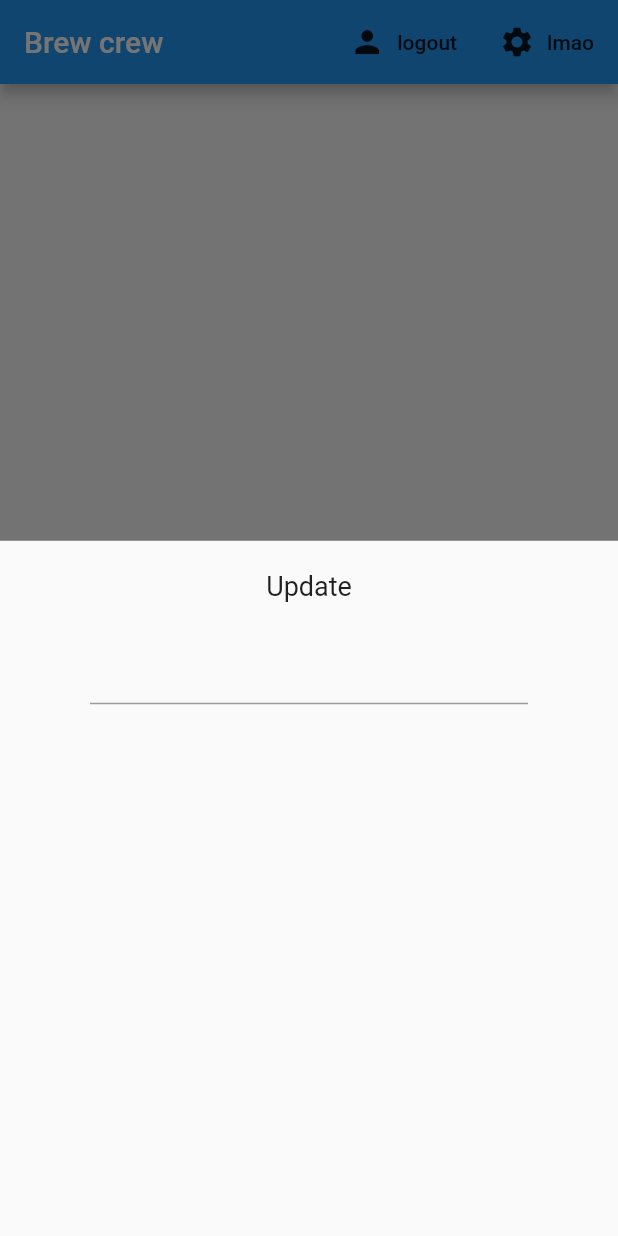
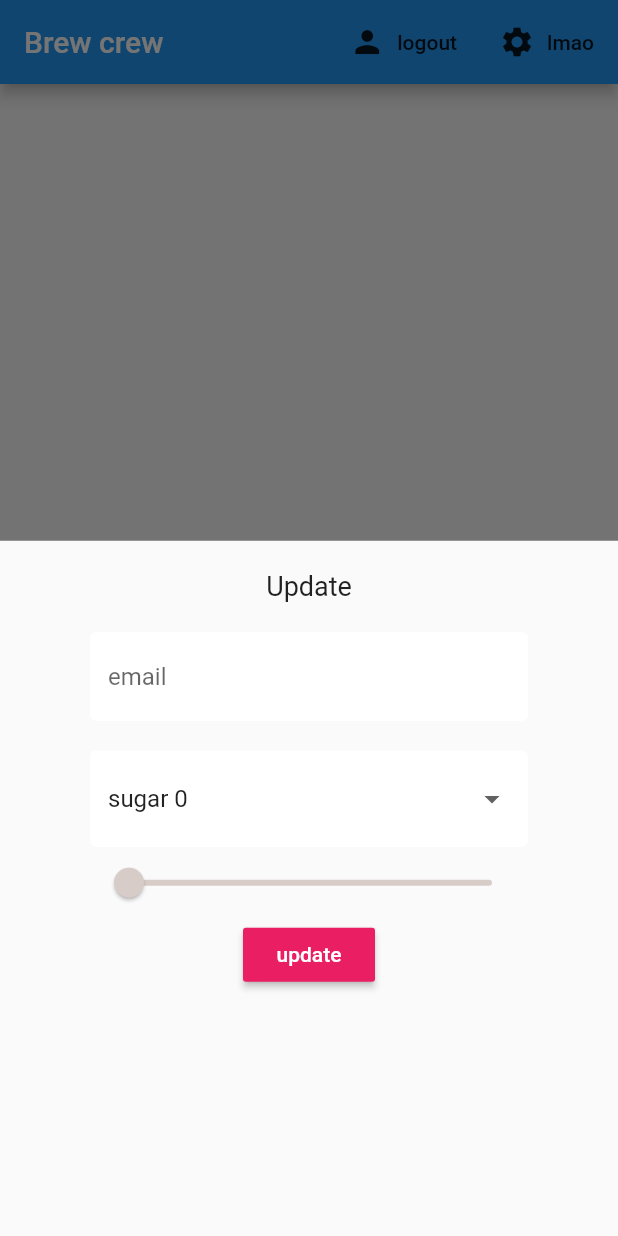
Before and after one commit to sonuishaq67/netninjafirebase, a Flutter app: the screen it shows once a user with an empty profile is signed in, after a tap on "lmao", on a phone screen of 412 x 824 dp. Run offline on Flutter 3.47's test engine with Material 2 defaults, Android fonts, the light colour scheme and no system bars; our stand-ins replace cloud_firestore, firebase_auth, firebase_core, flutter_spinkit; accounts and stored records are empty.

Commit message:
Tuesday 25 August 2020 06:34:16 PM IST

```diff
--- a/lib/screens/home/settings_form.dart
+++ b/lib/screens/home/settings_form.dart
@@ -23,6 +23,62 @@ class _SettingsFormState extends State<SettingsForm> {
           ),
           SizedBox(height: 20),
           TextFormField(
+            decoration: InputDecoration(
+              hintText: 'email',
+              fillColor: Colors.white,
+              filled: true,
+              enabledBorder: OutlineInputBorder(
+                borderSide: BorderSide(color: Colors.white, width: 2.0),
+              ),
+              focusedBorder: OutlineInputBorder(
+                  borderSide: BorderSide(color: Colors.pink, width: 2.0)),
+            ),
+            validator: (val) => val.isEmpty ? 'Please enter a name' : null,
+            onChanged: (val) => setState(() => _currName = val),
+          ),
+          SizedBox(
+            height: 20,
+          ),
+          //dropdown
+          DropdownButtonFormField(
+            decoration: InputDecoration(
+              hintText: 'email',
+              fillColor: Colors.white,
+              filled: true,
+              enabledBorder: OutlineInputBorder(
+                borderSide: BorderSide(color: Colors.white, width: 2.0),
+              ),
+              focusedBorder: OutlineInputBorder(
+                  borderSide: BorderSide(color: Colors.pink, width: 2.0)),
+            ),
+            value: _currSugars ?? '0',
+            items: sugars.map((sugar) {
+              return DropdownMenuItem(
+                  value: sugar, child: Text('sugar $sugar'));
+            }).toList(),
+            onChanged: (val) => setState(() => _currSugars = val),
+          ),
+          Slider(
+              min: 100,
+              max: 900,
+              activeColor: Colors.brown[_currStren ?? 100],
+              inactiveColor: Colors.brown[_currStren ?? 100],
+              divisions: 8,
+              value: (_currStren ?? 100).toDouble(),
+              onChanged: (val) => setState(() {
+                    _currStren = val.round();
+                  })),
+          RaisedButton(
+            color: Colors.pink,
+            child: Text(
+              'update',
+              style: TextStyle(color: Colors.white),
+            ),
+            onPressed: () async {
+              print(_currName);
+              print(_currSugars);
+              print(_currStren);
+            },
           ),
         ],
       ),
```
